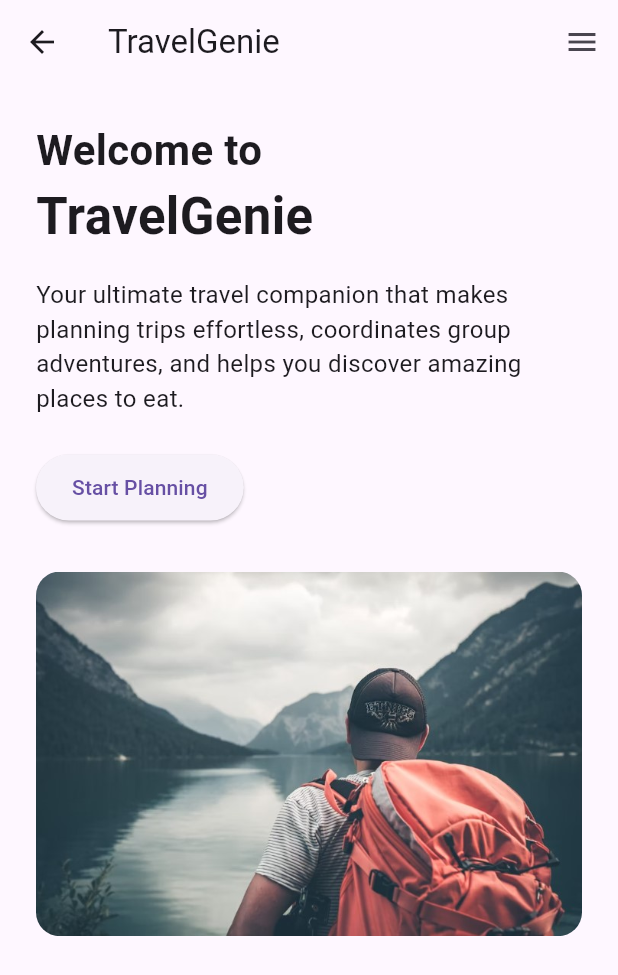
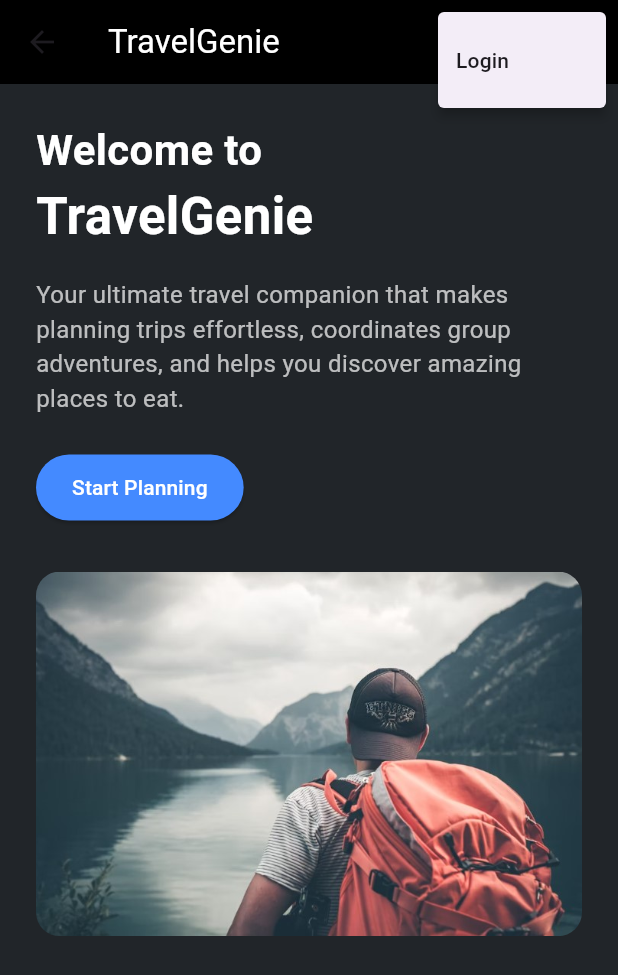
Before and after one commit to jermachong/TravelGenieApp, a Flutter app: the LandingPage screen opened by its route, after a tap on the "menu" icon, on a phone screen of 412 x 824 dp. Shown: the top 975 px of the screen. Run offline on Flutter 3.47's test engine with Material 3 defaults, Android fonts, the phone set to English and light mode, and no system bars.

Commit message:
update landing

```diff
--- a/lib/screens/landing.dart
+++ b/lib/screens/landing.dart
@@ -4,10 +4,29 @@ class LandingPage extends StatelessWidget {
   @override
   Widget build(BuildContext context) {
     return Scaffold(
+      backgroundColor: Color.fromARGB(255, 33, 37, 41),
       appBar: AppBar(
-        title: Text('TravelGenie'),
+        backgroundColor: Colors.black,
+        title: Text(
+          'TravelGenie',
+          style: TextStyle(color: Colors.white),
+        ),
         actions: [
-          IconButton(icon: Icon(Icons.menu), onPressed: () {}),
+          PopupMenuButton<String>(
+            icon: Icon(Icons.menu, color: Colors.white),
+            onSelected: (value) {
+              if (value == 'login') {
+                Navigator.pushNamed(context, '/login');
+              }
+            },
+            itemBuilder: (BuildContext context) => <PopupMenuEntry<String>>[
+              PopupMenuItem<String>(
+                value: 'login',
+                child: Text('Login'),
+              ),
+              // add more
+            ],
+          ),
         ],
       ),
       body: SingleChildScrollView(
@@ -17,24 +36,37 @@ class LandingPage extends StatelessWidget {
           children: [
             Text(
               'Welcome to',
-              style: TextStyle(fontSize: 28, fontWeight: FontWeight.bold),
+              style: TextStyle(
+                fontSize: 28,
+                fontWeight: FontWeight.bold,
+                color: Colors.white,
+              ),
             ),
             Text(
               'TravelGenie',
-              style: TextStyle(fontSize: 34, fontWeight: FontWeight.bold),
+              style: TextStyle(
+                fontSize: 34,
+                fontWeight: FontWeight.bold,
+                color: Colors.white,
+              ),
             ),
             SizedBox(height: 16),
             Text(
               'Your ultimate travel companion that makes planning trips effortless, coordinates group adventures, and helps you discover amazing places to eat.',
-              style: TextStyle(fontSize: 16),
+              style: TextStyle(
+                fontSize: 16,
+                color: Colors.white70,
+              ),
             ),
             SizedBox(height: 24),
             ElevatedButton(
               onPressed: () {
-                // Add logic
+                // add logic
               },
               child: Text('Start Planning'),
               style: ElevatedButton.styleFrom(
+                backgroundColor: Colors.blueAccent,
+                foregroundColor: Colors.white,
                 padding: EdgeInsets.symmetric(horizontal: 24, vertical: 12),
               ),
             ),
```
